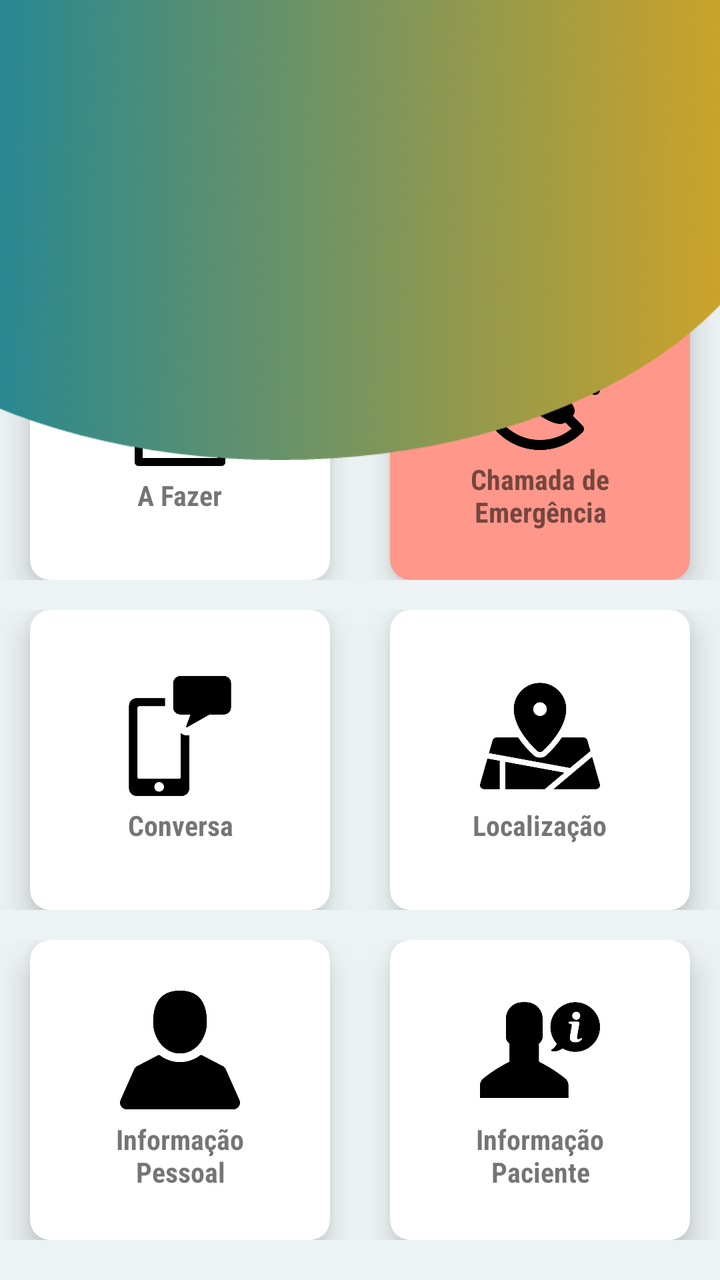
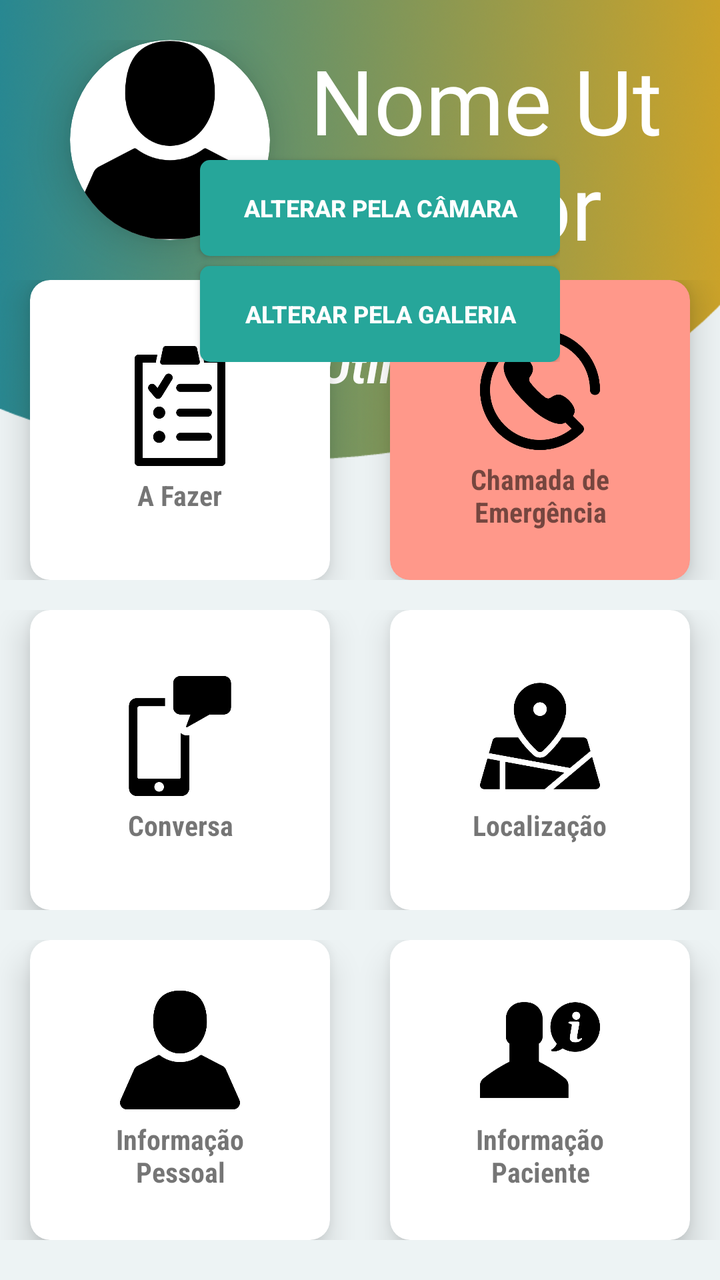

Screens rendered from an Android XML layout before and after an edit, with the pre-edit source and the edit as a unified diff.
<!-- AndroidManifest.xml: application theme AppTheme.NoActionBar -->
<!-- res/layout/fragment_main_menu_cuidador.xml -->
<?xml version="1.0" encoding="utf-8"?>
<FrameLayout xmlns:android="http://schemas.android.com/apk/res/android"
    xmlns:app="http://schemas.android.com/apk/res-auto"
    xmlns:tools="http://schemas.android.com/tools"
    android:id="@+id/container"
    android:layout_width="match_parent"
    android:layout_height="match_parent"
    android:background="#0F258793"
    tools:context=".paciente.fragment_MainMenuCuidador">


    <LinearLayout
        android:layout_width="match_parent"
        android:layout_height="match_parent"
        android:layout_marginTop="20dp"
        android:orientation="horizontal">

        <LinearLayout
            android:layout_width="match_parent"
            android:layout_height="match_parent"
            android:orientation="vertical">

            <TextView
                android:id="@+id/txtUserName"
                android:layout_width="match_parent"
                android:layout_height="wrap_content"
                android:layout_marginStart="20dp"
                android:layout_marginEnd="25dp"
                android:layout_marginBottom="5dp"
                android:fontFamily="@font/indigo_daisy"
                android:text="Nome Utilizador"
                android:textAppearance="@style/TextAppearance.AppCompat.Body1"
                android:textColor="#FFFFFF"
                android:textSize="45sp" />

            <TextView
                android:id="@+id/txtUserType"
                android:layout_width="match_parent"
                android:layout_height="wrap_content"
                android:layout_marginStart="25dp"
                android:layout_marginEnd="25dp"
                android:layout_marginBottom="5dp"
                android:text="Tipo de Utilizador"
                android:textColor="#FFFFFF"
                android:textSize="24sp"
                android:textStyle="bold|italic" />

        </LinearLayout>

        <androidx.cardview.widget.CardView
            android:layout_width="100dp"
            android:layout_height="100dp"
            android:layout_marginStart="35dp"
            app:cardBackgroundColor="#FFFFFF"
            app:cardCornerRadius="50dp"
            app:cardElevation="12dp">

            <ImageView
                android:id="@+id/user_photo"
                android:layout_width="100dp"
                android:layout_height="100dp"
                android:adjustViewBounds="false"
                android:clickable="true"
                android:cropToPadding="false"
                android:scaleType="centerCrop"
                android:src="@drawable/person"
                app:layout_constraintStart_toStartOf="parent"
                app:layout_constraintTop_toTopOf="parent" />

        </androidx.cardview.widget.CardView>
    </LinearLayout>

    <LinearLayout
        android:layout_width="match_parent"
        android:layout_height="match_parent"
        android:layout_marginTop="140dp"
        android:layout_marginBottom="5dp"
        android:orientation="vertical">

        <LinearLayout
            android:layout_width="match_parent"
            android:layout_height="wrap_content"
            android:gravity="center"
            android:orientation="horizontal">

            <androidx.cardview.widget.CardView
                android:id="@+id/cvToDo"
                android:layout_width="150dp"
                android:layout_height="150dp"
                android:layout_gravity="center"
                android:layout_marginLeft="30dp"
                android:layout_marginRight="15dp"
                android:clickable="true"
                android:contextClickable="false"
                android:focusableInTouchMode="false"
                android:foregroundGravity="center"
                android:touchscreenBlocksFocus="false"
                app:cardCornerRadius="10dp"
                app:cardElevation="10dp"
                app:cardMaxElevation="10dp">

                <LinearLayout
                    android:layout_width="match_parent"
                    android:layout_height="match_parent"
                    android:layout_gravity="center"
                    android:layout_margin="25dp"
                    android:gravity="center"
                    android:orientation="vertical">

                    <ImageView
                        android:layout_width="60dp"
                        android:layout_height="60dp"
                        android:layout_marginBottom="5dp"
                        android:src="@drawable/todo" />

                    <TextView
                        android:layout_width="wrap_content"
                        android:layout_height="wrap_content"
                        android:fontFamily="sans-serif-condensed"
                        android:text="@string/ToDo"
                        android:textAlignment="center"
                        android:textSize="14sp"
                        android:textStyle="bold" />
                </LinearLayout>

            </androidx.cardview.widget.CardView>

            <androidx.cardview.widget.CardView
                android:id="@+id/cvChamada"
                android:layout_width="150dp"
                android:layout_height="150dp"
                android:layout_gravity="center"
                android:layout_marginLeft="15dp"
                android:layout_marginRight="30dp"
                android:clickable="true"
                android:foregroundGravity="center"
                app:cardBackgroundColor="#FF988A"
                app:cardCornerRadius="10dp"
                app:cardElevation="10dp"
                app:cardMaxElevation="10dp">

                <LinearLayout
                    android:layout_width="match_parent"
                    android:layout_height="match_parent"
                    android:layout_gravity="center"
                    android:layout_margin="25dp"
                    android:gravity="center"
                    android:orientation="vertical">

                    <ImageView
                        android:layout_width="60dp"
                        android:layout_height="60dp"
                        android:layout_marginBottom="5dp"
                        android:src="@drawable/call" />

                    <TextView
                        android:layout_width="wrap_content"
                        android:layout_height="wrap_content"
                        android:fontFamily="sans-serif-condensed"
                        android:text="@string/ChamadaEmergencia"
                        android:textAlignment="center"
                        android:textSize="14sp"
                        android:textStyle="bold" />
                </LinearLayout>

            </androidx.cardview.widget.CardView>

        </LinearLayout>

        <LinearLayout
            android:layout_width="match_parent"
            android:layout_height="wrap_content"
            android:layout_marginTop="15dp"
            android:gravity="center"
            android:orientation="horizontal">

            <androidx.cardview.widget.CardView
                android:id="@+id/cvMensagem"
                android:layout_width="150dp"
                android:layout_height="150dp"
                android:layout_gravity="center"
                android:layout_marginLeft="30dp"
                android:layout_marginRight="15dp"
                android:clickable="true"
                android:foregroundGravity="center"
                app:cardCornerRadius="10dp"
                app:cardElevation="10dp"
                app:cardMaxElevation="10dp">

                <LinearLayout
                    android:layout_width="match_parent"
                    android:layout_height="match_parent"
                    android:layout_gravity="center"
                    android:layout_margin="25dp"
                    android:gravity="center"
                    android:orientation="vertical">

                    <ImageView
                        android:layout_width="60dp"
                        android:layout_height="60dp"
                        android:layout_marginBottom="5dp"
                        android:src="@drawable/mensagens" />

                    <TextView
                        android:layout_width="wrap_content"
                        android:layout_height="wrap_content"
                        android:fontFamily="sans-serif-condensed"
                        android:text="@string/Mensagens"
                        android:textAlignment="center"
                        android:textSize="14sp"
                        android:textStyle="bold" />
                </LinearLayout>

            </androidx.cardview.widget.CardView>

            <androidx.cardview.widget.CardView
                android:id="@+id/cvLocal"
                android:layout_width="150dp"
                android:layout_height="150dp"
                android:layout_gravity="center"
                android:layout_marginLeft="15dp"
                android:layout_marginRight="30dp"
                android:clickable="true"
                android:foregroundGravity="center"
                app:cardCornerRadius="10dp"
                app:cardElevation="10dp"
                app:cardMaxElevation="10dp">

                <LinearLayout
                    android:layout_width="match_parent"
                    android:layout_height="match_parent"
                    android:layout_gravity="center"
                    android:layout_margin="25dp"
                    android:gravity="center"
                    android:orientation="vertical">

                    <ImageView
                        android:layout_width="60dp"
                        android:layout_height="60dp"
                        android:layout_marginBottom="5dp"
                        android:src="@drawable/local" />

                    <TextView
                        android:layout_width="wrap_content"
                        android:layout_height="wrap_content"
                        android:fontFamily="sans-serif-condensed"
                        android:text="@string/Local"
                        android:textAlignment="center"
                        android:textSize="14sp"
                        android:textStyle="bold" />
                </LinearLayout>

            </androidx.cardview.widget.CardView>

        </LinearLayout>

        <LinearLayout
            android:layout_width="match_parent"
            android:layout_height="wrap_content"
            android:layout_marginTop="15dp"
            android:gravity="center"
            android:orientation="horizontal">

            <androidx.cardview.widget.CardView
                android:id="@+id/cvInfo"
                android:layout_width="150dp"
                android:layout_height="150dp"
                android:layout_gravity="center"
                android:layout_marginLeft="30dp"
                android:layout_marginRight="15dp"
                android:clickable="true"
                android:foregroundGravity="center"
                app:cardCornerRadius="10dp"
                app:cardElevation="10dp"
                app:cardMaxElevation="10dp">

                <LinearLayout
                    android:layout_width="match_parent"
                    android:layout_height="match_parent"
                    android:layout_gravity="center"
                    android:layout_margin="25dp"
                    android:gravity="center"
                    android:orientation="vertical">

                    <ImageView
                        android:layout_width="60dp"
                        android:layout_height="60dp"
                        android:layout_marginBottom="5dp"
                        android:src="@drawable/person" />

                    <TextView
                        android:layout_width="wrap_content"
                        android:layout_height="wrap_content"
                        android:fontFamily="sans-serif-condensed"
                        android:text="@string/InfoPessoal"
                        android:textAlignment="center"
                        android:textSize="14sp"
                        android:textStyle="bold" />
                </LinearLayout>

            </androidx.cardview.widget.CardView>

            <androidx.cardview.widget.CardView
                android:id="@+id/cvInfoPaciente"
                android:layout_width="150dp"
                android:layout_height="150dp"
                android:layout_gravity="center"
                android:layout_marginLeft="15dp"
                android:layout_marginRight="30dp"
                android:clickable="true"
                android:foregroundGravity="center"
                app:cardCornerRadius="10dp"
                app:cardElevation="10dp"
                app:cardMaxElevation="10dp">

                <LinearLayout
                    android:layout_width="match_parent"
                    android:layout_height="match_parent"
                    android:layout_gravity="center"
                    android:layout_margin="25dp"
                    android:gravity="center"
                    android:orientation="vertical">

                    <ImageView
                        android:layout_width="60dp"
                        android:layout_height="60dp"
                        android:layout_marginBottom="5dp"
                        android:src="@drawable/infopaciente" />

                    <TextView
                        android:layout_width="wrap_content"
                        android:layout_height="wrap_content"
                        android:fontFamily="sans-serif-condensed"
                        android:text="@string/InfoPaciente"
                        android:textAlignment="center"
                        android:textSize="14sp"
                        android:textStyle="bold" />
                </LinearLayout>

            </androidx.cardview.widget.CardView>

        </LinearLayout>


    </LinearLayout>

    <LinearLayout
        android:id="@+id/changePhoto"
        android:layout_width="wrap_content"
        android:layout_height="wrap_content"
        android:orientation="vertical">

        <Button
            android:id="@+id/bt_photoCamera"
            android:layout_width="180dp"
            android:layout_height="wrap_content"
            android:layout_marginStart="100dp"
            android:layout_marginTop="80dp"
            android:layout_weight="1"
            android:background="@drawable/btn_custom"
            android:text="@string/changecamera"
            android:textColor="#FFFFFF"
            android:textSize="12sp"
            android:textStyle="bold" />

        <Button
            android:id="@+id/bt_photoGallery"
            android:layout_width="180dp"
            android:layout_height="wrap_content"
            android:layout_marginStart="100dp"
            android:layout_marginTop="5dp"
            android:layout_weight="1"
            android:background="@drawable/btn_custom"
            android:text="@string/changeGallery"
            android:textColor="#FFFFFF"
            android:textSize="12sp"
            android:textStyle="bold" />

    </LinearLayout>

    <View
        android:id="@+id/bg_top_header"
        android:layout_width="match_parent"
        android:layout_height="230dp"
        android:background="@drawable/top_header"
        app:layout_constraintHorizontal_bias="0.0"
        app:layout_constraintStart_toStartOf="parent"
        app:layout_constraintTop_toTopOf="parent" />


</FrameLayout>
<!-- resources referenced by this layout -->
<resources>
  <!-- drawable btn_custom (drawable) -->
  <?xml version="1.0" encoding="utf-8"?>
  <shape xmlns:android="http://schemas.android.com/apk/res/android"
      android:padding="10dp"
      android:shape="rectangle">
  
      <corners
          android:bottomLeftRadius="5dp"
          android:bottomRightRadius="5dp"
          android:topLeftRadius="5dp"
          android:topRightRadius="5dp" />
  
      <solid android:color="#26a69a" />
  
  </shape>
  <!-- drawable call: png bitmap (drawable, 10039 bytes) -->
  <!-- drawable infopaciente: png bitmap (drawable, 6669 bytes) -->
  <!-- drawable local: png bitmap (drawable, 8617 bytes) -->
  <!-- drawable mensagens: png bitmap (drawable, 4448 bytes) -->
  <!-- drawable person: png bitmap (drawable, 5549 bytes) -->
  <!-- drawable todo: png bitmap (drawable, 6408 bytes) -->
  <!-- drawable top_header: png bitmap (drawable, 448532 bytes) -->
  <string name="ChamadaEmergencia">Chamada de\nEmergência</string>
  <string name="InfoPaciente">Informação\nPaciente</string>
  <string name="InfoPessoal">Informação\nPessoal</string>
  <string name="Local">Localização</string>
  <string name="Mensagens">Conversa</string>
  <string name="ToDo">A Fazer</string>
  <string name="changeGallery">Alterar pela Galeria</string>
  <string name="changecamera">Alterar pela Câmara</string>
  <style name="AppTheme.NoActionBar">
          <item name="windowActionBar">false</item>
          <item name="windowNoTitle">true</item>
      </style>
</resources>

<!-- the commit's change to res/layout/fragment_main_menu_cuidador.xml (unified diff, before → after) -->
@@ -9,11 +9,42 @@
     tools:context=".paciente.fragment_MainMenuCuidador">
 
 
+    <View
+        android:id="@+id/bg_top_header"
+        android:layout_width="match_parent"
+        android:layout_height="230dp"
+        android:background="@drawable/top_header"
+        app:layout_constraintHorizontal_bias="0.0"
+        app:layout_constraintStart_toStartOf="parent"
+        app:layout_constraintTop_toTopOf="parent" />
+
     <LinearLayout
         android:layout_width="match_parent"
         android:layout_height="match_parent"
         android:layout_marginTop="20dp"
         android:orientation="horizontal">
+
+        <androidx.cardview.widget.CardView
+            android:layout_width="100dp"
+            android:layout_height="100dp"
+            android:layout_marginStart="35dp"
+            app:cardBackgroundColor="#FFFFFF"
+            app:cardCornerRadius="50dp"
+            app:cardElevation="12dp">
+
+            <ImageView
+                android:id="@+id/user_photo"
+                android:layout_width="100dp"
+                android:layout_height="100dp"
+                android:adjustViewBounds="false"
+                android:clickable="true"
+                android:cropToPadding="false"
+                android:scaleType="centerCrop"
+                android:src="@drawable/person"
+                app:layout_constraintStart_toStartOf="parent"
+                app:layout_constraintTop_toTopOf="parent" />
+
+        </androidx.cardview.widget.CardView>
 
         <LinearLayout
             android:layout_width="match_parent"
@@ -47,27 +78,6 @@
 
         </LinearLayout>
 
-        <androidx.cardview.widget.CardView
-            android:layout_width="100dp"
-            android:layout_height="100dp"
-            android:layout_marginStart="35dp"
-            app:cardBackgroundColor="#FFFFFF"
-            app:cardCornerRadius="50dp"
-            app:cardElevation="12dp">
-
-            <ImageView
-                android:id="@+id/user_photo"
-                android:layout_width="100dp"
-                android:layout_height="100dp"
-                android:adjustViewBounds="false"
-                android:clickable="true"
-                android:cropToPadding="false"
-                android:scaleType="centerCrop"
-                android:src="@drawable/person"
-                app:layout_constraintStart_toStartOf="parent"
-                app:layout_constraintTop_toTopOf="parent" />
-
-        </androidx.cardview.widget.CardView>
     </LinearLayout>
 
     <LinearLayout
@@ -378,14 +388,5 @@
 
     </LinearLayout>
 
-    <View
-        android:id="@+id/bg_top_header"
-        android:layout_width="match_parent"
-        android:layout_height="230dp"
-        android:background="@drawable/top_header"
-        app:layout_constraintHorizontal_bias="0.0"
-        app:layout_constraintStart_toStartOf="parent"
-        app:layout_constraintTop_toTopOf="parent" />
-
 
 </FrameLayout>
